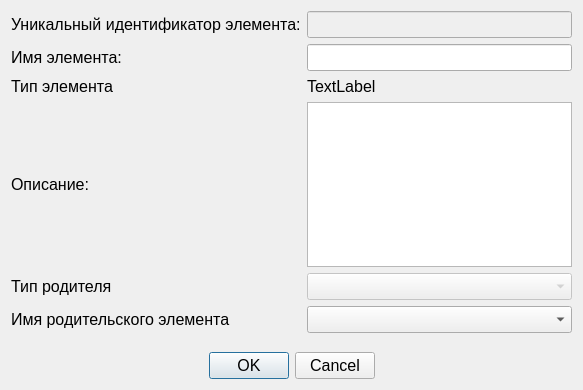
Above: plugins/architect/widgets/architect/editarchitectelementdialog.ui from gen1izh/cpp before the change. Below: the same form after it.
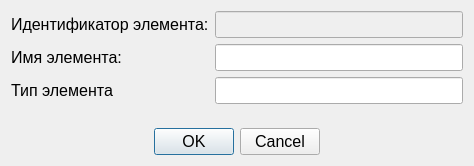
That is the form after the change. Icons and pictures are not drawn.

The edit to the form file:
```diff
--- a/plugins/architect/widgets/architect/editarchitectelementdialog.ui
+++ b/plugins/architect/widgets/architect/editarchitectelementdialog.ui
@@ -6,8 +6,8 @@
    <rect>
     <x>0</x>
     <y>0</y>
-    <width>583</width>
-    <height>390</height>
+    <width>474</width>
+    <height>166</height>
    </rect>
   </property>
   <property name="font">
@@ -23,28 +23,24 @@
     <normaloff>:/images/raznoe31/raznoe31/48x48/31.png</normaloff>:/images/raznoe31/raznoe31/48x48/31.png</iconset>
   </property>
   <layout class="QGridLayout" name="gridLayout">
-   <item row="4" column="1" colspan="2">
-    <widget class="QComboBox" name="parentTypeBox">
+   <item row="0" column="1" colspan="2">
+    <widget class="QLineEdit" name="articleEdit">
      <property name="enabled">
       <bool>false</bool>
      </property>
     </widget>
    </item>
-   <item row="5" column="0">
-    <widget class="QLabel" name="label_5">
+   <item row="1" column="0">
+    <widget class="QLabel" name="label_2">
      <property name="text">
-      <string>Имя родительского элемента</string>
+      <string>Имя элемента:</string>
      </property>
     </widget>
    </item>
-   <item row="3" column="0">
-    <widget class="QLabel" name="label_3">
-     <property name="text">
-      <string>Описание:</string>
-     </property>
-    </widget>
+   <item row="1" column="1" colspan="2">
+    <widget class="QLineEdit" name="nameEdit"/>
    </item>
-   <item row="7" column="0" colspan="3">
+   <item row="5" column="0" colspan="3">
     <widget class="QDialogButtonBox" name="buttonBox">
      <property name="orientation">
       <enum>Qt::Horizontal</enum>
@@ -57,37 +53,21 @@
      </property>
     </widget>
    </item>
-   <item row="4" column="0">
-    <widget class="QLabel" name="label_4">
-     <property name="text">
-      <string>Тип родителя</string>
-     </property>
-    </widget>
-   </item>
-   <item row="0" column="1" colspan="2">
-    <widget class="QLineEdit" name="articleEdit">
-     <property name="enabled">
-      <bool>false</bool>
-     </property>
-    </widget>
-   </item>
-   <item row="3" column="1" colspan="2">
-    <widget class="QTextEdit" name="descriptionEdit"/>
-   </item>
-   <item row="5" column="1" colspan="2">
-    <widget class="QComboBox" name="parentNameBox"/>
-   </item>
-   <item row="1" column="1" colspan="2">
-    <widget class="QLineEdit" name="nameEdit"/>
-   </item>
    <item row="0" column="0">
     <widget class="QLabel" name="label">
      <property name="text">
-      <string>Уникальный идентификатор элемента:</string>
+      <string>Идентификатор элемента:</string>
      </property>
     </widget>
    </item>
-   <item row="6" column="0">
+   <item row="2" column="0">
+    <widget class="QLabel" name="label_6">
+     <property name="text">
+      <string>Тип элемента</string>
+     </property>
+    </widget>
+   </item>
+   <item row="4" column="0" colspan="3">
     <spacer name="verticalSpacer">
      <property name="orientation">
       <enum>Qt::Vertical</enum>
@@ -100,26 +80,8 @@
      </property>
     </spacer>
    </item>
-   <item row="1" column="0">
-    <widget class="QLabel" name="label_2">
-     <property name="text">
-      <string>Имя элемента:</string>
-     </property>
-    </widget>
-   </item>
-   <item row="2" column="0">
-    <widget class="QLabel" name="label_6">
-     <property name="text">
-      <string>Тип элемента</string>
-     </property>
-    </widget>
-   </item>
-   <item row="2" column="1">
-    <widget class="QLabel" name="elementTypeLabel">
-     <property name="text">
-      <string>TextLabel</string>
-     </property>
-    </widget>
+   <item row="2" column="1" colspan="2">
+    <widget class="QLineEdit" name="typeEdit"/>
    </item>
   </layout>
  </widget>
```
